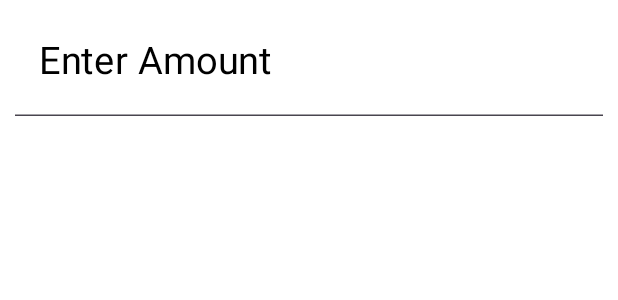
After one commit to mrinmoyxb/Pixels, an Android app built with Jetpack Compose: the @Preview function AddAmountScreen, on a phone screen of 412 x 824 dp. The commit adds this screen. Shown: the top 300 px of the screen. Run offline under Robolectric (Android 15) with nearby library versions, the phone set to English and light mode, and no system bars.

Commit message:
created text field

```diff
--- /dev/null
+++ b/ExpenseTracker/app/src/main/java/com/example/myapplication/View/AddAmountScreen/AddAmountScreen.kt
@@ -0,0 +1,32 @@
+package com.example.myapplication.View.AddAmountScreen
+
+import androidx.compose.foundation.background
+import androidx.compose.foundation.layout.Column
+import androidx.compose.foundation.layout.Row
+import androidx.compose.foundation.layout.fillMaxSize
+import androidx.compose.foundation.layout.fillMaxWidth
+import androidx.compose.foundation.layout.padding
+import androidx.compose.foundation.lazy.LazyColumn
+import androidx.compose.material3.Text
+import androidx.compose.runtime.Composable
+import androidx.compose.ui.Modifier
+import androidx.compose.ui.graphics.Color
+import androidx.compose.ui.tooling.preview.Preview
+import androidx.compose.ui.unit.dp
+import androidx.compose.ui.unit.sp
+import com.example.myapplication.View.Components.CustomTextInput
+import com.example.myapplication.View.Components.SavingsHeading
+
+@Preview(showBackground = true)
+@Composable
+fun AddAmountScreen(){
+    Column(modifier = Modifier
+        .fillMaxSize()
+        .background(Color.White)
+        .padding(10.dp))
+    {
+        Row(modifier = Modifier.fillMaxWidth()) {
+            CustomTextInput()
+        }
+    }
+}
--- a/ExpenseTracker/app/src/main/java/com/example/myapplication/View/Components/CustomHeading.kt
+++ b/ExpenseTracker/app/src/main/java/com/example/myapplication/View/Components/CustomHeading.kt
@@ -25,7 +25,7 @@ import androidx.compose.ui.unit.dp
 import androidx.compose.ui.unit.sp
 
 @Composable
-fun CustomHeading(height: Int, amount: String){
+fun SavingsHeading(height: Int, amount: String){
     val current = LocalConfiguration.current
     val width = current.screenWidthDp
     Card(modifier = Modifier
@@ -49,6 +49,6 @@ fun CustomHeading(height: Int, amount: String){
 @Composable
 fun display(){
     Column(modifier = Modifier.fillMaxSize().padding(10.dp)) {
-        CustomHeading(height = 190, amount = "20000")
+        SavingsHeading(height = 190, amount = "20000")
     }
 }
--- /dev/null
+++ b/ExpenseTracker/app/src/main/java/com/example/myapplication/View/Components/CustomTextInput.kt
@@ -0,0 +1,35 @@
+package com.example.myapplication.View.Components
+
+import androidx.compose.foundation.layout.fillMaxWidth
+import androidx.compose.material3.ExperimentalMaterial3Api
+import androidx.compose.material3.Text
+import androidx.compose.material3.TextField
+import androidx.compose.material3.TextFieldDefaults
+import androidx.compose.runtime.Composable
+import androidx.compose.runtime.getValue
+import androidx.compose.runtime.mutableStateOf
+import androidx.compose.runtime.remember
+import androidx.compose.runtime.setValue
+import androidx.compose.ui.Modifier
+import androidx.compose.ui.graphics.Color
+import androidx.compose.ui.text.TextStyle
+import androidx.compose.ui.text.font.FontWeight
+import androidx.compose.ui.tooling.preview.Preview
+import androidx.compose.ui.unit.sp
+
+
+@OptIn(ExperimentalMaterial3Api::class)
+@Composable
+fun CustomTextInput(){
+    var value by remember{mutableStateOf("")}
+    TextField(value = value, onValueChange = {value = it},
+        placeholder = {Text("Enter Amount", fontSize =  25.sp, color = Color.Black)},
+        modifier = Modifier.fillMaxWidth(),
+        textStyle = TextStyle(fontSize = 30.sp, color = Color.Black, fontWeight = FontWeight.SemiBold),
+        maxLines = 1,
+        colors = TextFieldDefaults.textFieldColors(
+            containerColor = Color.Transparent,
+            focusedIndicatorColor = Color.Black
+        )
+    )
+}
```
Also changed, not shown: ExpenseTracker/app/src/main/java/com/example/myapplication/View/HomeScreen/HomeScreen.kt (added, +29 -0 lines).
